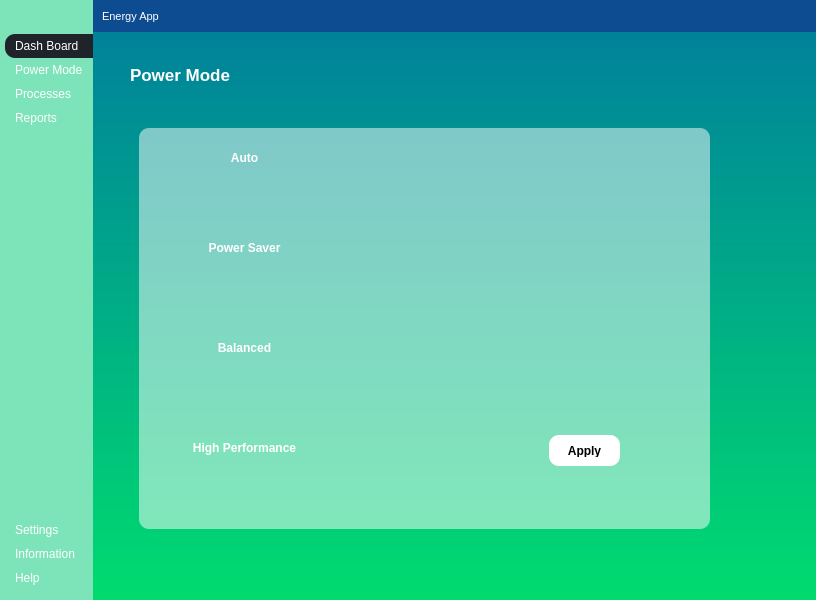
First picture: the form in intelEnergyMonitorApp/mainwindow.ui, repository huang-wt/energy-monitor-app, before the edit.
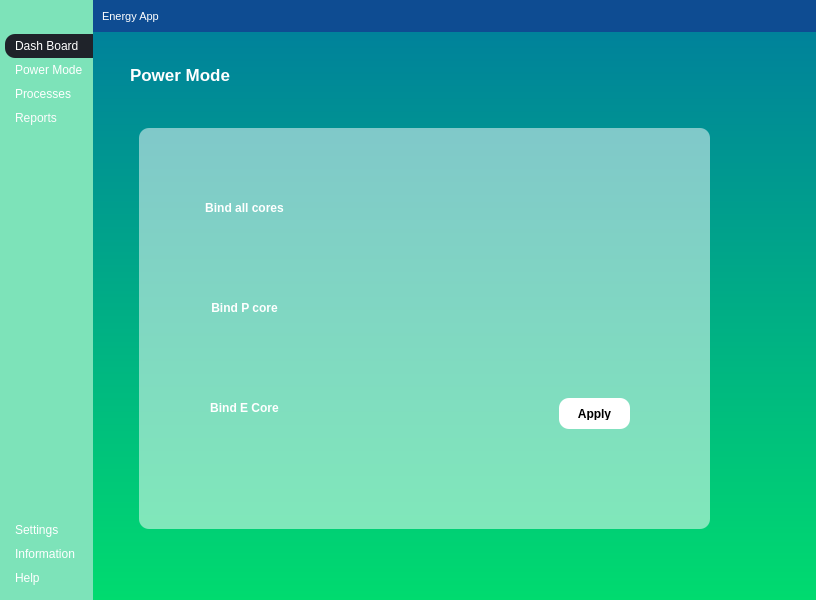
Second picture: the form after the edit. The open tabs and pages were chosen to show the change. Icons and pictures are not drawn.

Commit message: Updated MainWindow and ui to support binding to P cores and E cores

Diff of the .ui file:
```diff
--- a/intelEnergyMonitorApp/mainwindow.ui
+++ b/intelEnergyMonitorApp/mainwindow.ui
@@ -1070,7 +1070,7 @@
                      <property name="geometry">
                       <rect>
                        <x>40</x>
-                       <y>10</y>
+                       <y>60</y>
                        <width>131</width>
                        <height>41</height>
                       </rect>
@@ -1095,7 +1095,7 @@
 ;</string>
                         </property>
                         <property name="text">
-                         <string>Auto</string>
+                         <string>Bind all cores</string>
                         </property>
                        </widget>
                       </item>
@@ -1105,7 +1105,7 @@
                      <property name="geometry">
                       <rect>
                        <x>40</x>
-                       <y>100</y>
+                       <y>160</y>
                        <width>131</width>
                        <height>41</height>
                       </rect>
@@ -1129,7 +1129,7 @@
 </string>
                         </property>
                         <property name="text">
-                         <string>Power Saver</string>
+                         <string>Bind P core</string>
                         </property>
                        </widget>
                       </item>
@@ -1139,7 +1139,7 @@
                      <property name="geometry">
                       <rect>
                        <x>40</x>
-                       <y>200</y>
+                       <y>260</y>
                        <width>131</width>
                        <height>41</height>
                       </rect>
@@ -1163,41 +1163,7 @@
 </string>
                         </property>
                         <property name="text">
-                         <string>Balanced</string>
-                        </property>
-                       </widget>
-                      </item>
-                     </layout>
-                    </widget>
-                    <widget class="QFrame" name="frame_11">
-                     <property name="geometry">
-                      <rect>
-                       <x>40</x>
-                       <y>300</y>
-                       <width>131</width>
-                       <height>41</height>
-                      </rect>
-                     </property>
-                     <property name="frameShape">
-                      <enum>QFrame::StyledPanel</enum>
-                     </property>
-                     <property name="frameShadow">
-                      <enum>QFrame::Raised</enum>
-                     </property>
-                     <layout class="QHBoxLayout" name="horizontalLayout_14">
-                      <item>
-                       <widget class="QPushButton" name="highPerformancePushButton">
-                        <property name="font">
-                         <font>
-                          <bold>true</bold>
-                         </font>
-                        </property>
-                        <property name="styleSheet">
-                         <string notr="true">color: white
-</string>
-                        </property>
-                        <property name="text">
-                         <string>High Performance</string>
+                         <string>Bind E Core</string>
                         </property>
                        </widget>
                       </item>
@@ -1206,8 +1172,8 @@
                     <widget class="QFrame" name="applyFrame">
                      <property name="geometry">
                       <rect>
-                       <x>410</x>
-                       <y>307</y>
+                       <x>420</x>
+                       <y>270</y>
                        <width>71</width>
                        <height>31</height>
                       </rect>
```
Left out of the diff: 8 changed lines with no effect on the pictures. The commit also changes 1 other file.
